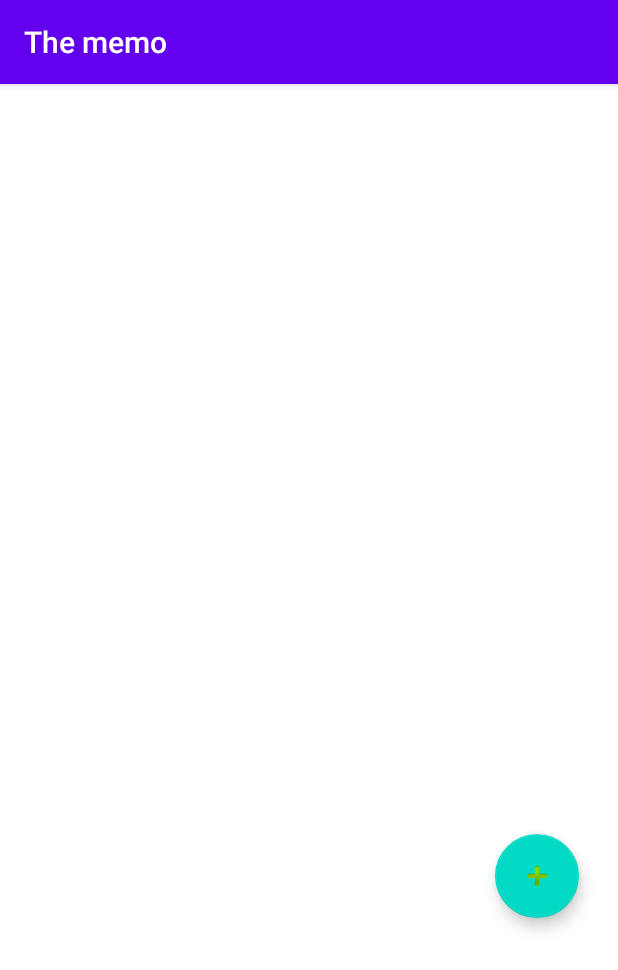
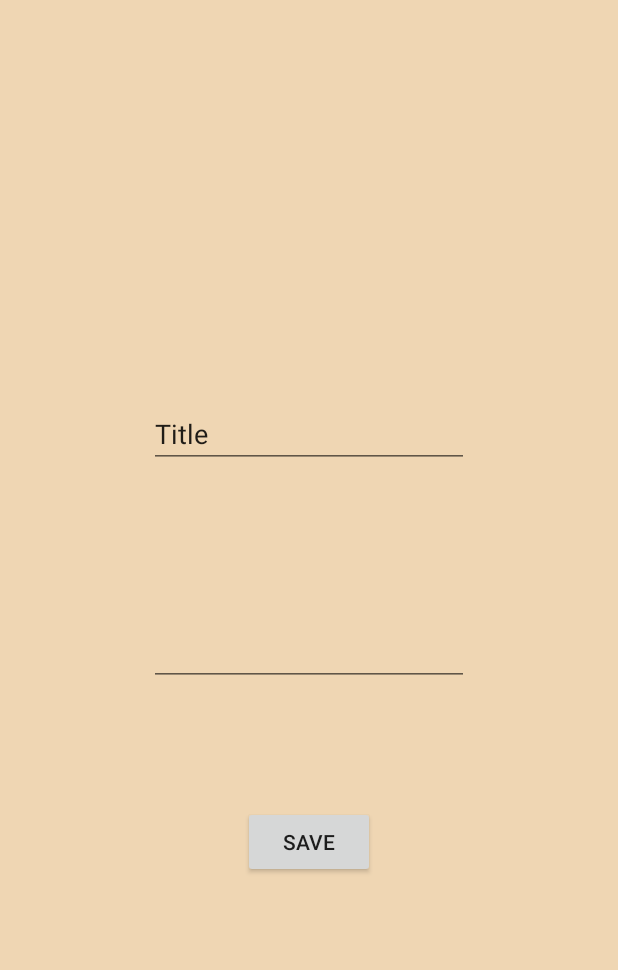
Before and after one commit to IMagwaI/Memo-app, an Android app: the screen it shows after launch (MainActivity before the commit, AddActivity after it), after a tap on an icon or button, on a phone screen of 412 x 824 dp. Shown: the top 970 px of the screen. Run offline under Robolectric (Android 15) with nearby library versions, the phone set to English and light mode, and no system bars.

Commit message:
add AddActivity and AddNoteFragment with their layouts

```diff
--- a/app/src/main/AndroidManifest.xml
+++ b/app/src/main/AndroidManifest.xml
@@ -16,6 +16,8 @@
                 <category android:name="android.intent.category.LAUNCHER" />
             </intent-filter>
         </activity>
+        <activity android:name=".AddActivity"/>
+
     </application>
 
 </manifest>
--- a/app/src/main/java/com/example/myapplication/AddActivity.kt
+++ b/app/src/main/java/com/example/myapplication/AddActivity.kt
@@ -1,12 +1,26 @@
 package com.example.myapplication
 
 import android.os.Bundle
-import androidx.appcompat.app.AppCompatActivity
+import androidx.fragment.app.Fragment
+import androidx.fragment.app.FragmentActivity
+import androidx.fragment.app.FragmentManager
+import androidx.fragment.app.FragmentTransaction
 
-class AddActivity : AppCompatActivity() {
+
+class AddActivity : FragmentActivity() {
+    var fragment: Fragment? = null
+
     override fun onCreate(savedInstanceState: Bundle?) {
         super.onCreate(savedInstanceState)
         setContentView(R.layout.activity_add)
+        val fm: FragmentManager = supportFragmentManager
+        fragment = fm.findFragmentByTag("fragment_add_note")
+        if (fragment == null) {
+            val ft: FragmentTransaction = fm.beginTransaction()
+            fragment = AddNoteFragment()
+            ft.add(android.R.id.content, AddNoteFragment(), "fragment_add_note")
+            ft.commit()
+        }
 
     }
 }
--- /dev/null
+++ b/app/src/main/java/com/example/myapplication/AddNoteFragment.kt
@@ -0,0 +1,74 @@
+package com.example.myapplication
+
+import android.content.ContentValues
+import android.os.Bundle
+import android.view.*
+import android.widget.Toast
+import androidx.fragment.app.Fragment
+import com.example.myapplication.localdb.DbManager
+import kotlinx.android.synthetic.main.fragment_add_note.*
+
+class AddNoteFragment : Fragment() {
+
+
+    override fun onCreateView(
+        inflater: LayoutInflater, container: ViewGroup?,
+        savedInstanceState: Bundle?
+    ): View? {
+        // Inflate the layout for this fragment
+        return inflater.inflate(R.layout.fragment_add_note, container, false)
+    }
+    var id:Int?=null
+    override fun onViewCreated(view: View, savedInstanceState: Bundle?) {
+        setHasOptionsMenu(true)
+        saveButton.setOnClickListener {
+            addNote()
+        }
+        //check edit
+        id=arguments?.getInt("id")
+        println("---------------$id")
+        if (id!=0&&id!=null) {
+            var title = arguments?.getString("title")
+            titleText.setText(title)
+            var description = arguments?.getString("description")
+            multiLineText.setText(description)
+        }
+        super.onViewCreated(view, savedInstanceState)
+    }
+
+    fun addNote(){
+        var title:String?=titleText.text.toString()
+        var note:String?=multiLineText.text.toString()
+        val values= ContentValues()
+        values.put("title",title)
+        values.put("description",note)
+        val dbManager= DbManager(this.requireActivity())
+        if(id!=0&&id!=null){
+            val selectionArgs= arrayOf(id.toString())
+            val id=dbManager.update(values,"ID=?",selectionArgs)
+            if(id>0)
+                Toast.makeText(this.requireContext(),"database updated",Toast.LENGTH_LONG).show()
+
+        }else {
+            val id = dbManager.insertNote(values)
+            if(id>0)
+                Toast.makeText(this.requireContext(),"added to database",Toast.LENGTH_LONG).show()
+
+        }
+
+
+    }
+   /* override fun onCreateOptionsMenu(menu: Menu, inflater: MenuInflater) {
+        inflater.inflate(R.menu.addnotes_menu,menu)
+        super.onCreateOptionsMenu(menu, inflater)
+    }
+
+    override fun onOptionsItemSelected(item: MenuItem): Boolean {
+        when(item.itemId){
+            R.id.back ->{
+                requireView().findNavController().navigate(R.id.notesListFragment)
+            }
+        }
+        return super.onOptionsItemSelected(item)
+    }*/
+}
--- a/app/src/main/java/com/example/myapplication/MainActivity.kt
+++ b/app/src/main/java/com/example/myapplication/MainActivity.kt
@@ -1,6 +1,7 @@
 package com.example.myapplication
 
 import android.content.Context
+import android.content.Intent
 import androidx.appcompat.app.AppCompatActivity
 import android.os.Bundle
 import android.view.View
@@ -19,7 +20,8 @@ class MainActivity : AppCompatActivity() {
         setContentView(R.layout.activity_main)
         querySearch("%")
         floatingAdd.setOnClickListener {
-
+            val intent = Intent(this, AddActivity::class.java)
+            startActivity(intent)
         }
 
     }
--- a/app/src/main/res/layout/activity_add.xml
+++ b/app/src/main/res/layout/activity_add.xml
@@ -6,5 +6,6 @@
         android:layout_width="match_parent"
         android:layout_height="match_parent"
         android:id="@+id/add_text_fragment"
+        class="com.example.myapplication.AddNoteFragment"
         />
 </RelativeLayout>
--- /dev/null
+++ b/app/src/main/res/layout/fragment_add_note.xml
@@ -0,0 +1,38 @@
+<?xml version="1.0" encoding="utf-8"?>
+<RelativeLayout xmlns:android="http://schemas.android.com/apk/res/android"
+    xmlns:tools="http://schemas.android.com/tools"
+    android:layout_width="match_parent"
+    android:layout_height="match_parent"
+    android:background="#EFD6B3"
+    tools:context=".AddNoteFragment" >
+
+    <EditText
+        android:id="@+id/titleText"
+        android:layout_width="wrap_content"
+        android:layout_height="wrap_content"
+        android:layout_centerHorizontal="true"
+        android:layout_marginTop="400px"
+        android:ems="10"
+        android:inputType="textPersonName"
+        android:text="Title" />
+
+    <EditText
+        android:id="@+id/multiLineText"
+        android:layout_width="wrap_content"
+        android:layout_height="wrap_content"
+        android:layout_below="@id/titleText"
+        android:layout_centerHorizontal="true"
+        android:layout_marginTop="100dp"
+        android:ems="10"
+        android:gravity="start|top"
+        android:inputType="textMultiLine" />
+
+    <Button
+        android:id="@+id/saveButton"
+        android:layout_width="wrap_content"
+        android:layout_height="wrap_content"
+        android:layout_below="@id/multiLineText"
+        android:layout_centerHorizontal="true"
+        android:layout_marginTop="80dp"
+        android:text="save" />
+</RelativeLayout>
--- a/app/src/main/res/values/colors.xml
+++ b/app/src/main/res/values/colors.xml
@@ -1,6 +1,8 @@
 <?xml version="1.0" encoding="utf-8"?>
 <resources>
-    <color name="colorPrimary">#6200EE</color>
-    <color name="colorPrimaryDark">#3700B3</color>
+    <color name="colorPrimary">#A87C3B</color>
+    <color name="colorPrimaryDark">#0C0A06</color>
     <color name="colorAccent">#03DAC5</color>
+    <color name="colorBackground">#FFA</color>
+    <color name="colorPaint">#F00</color>
 </resources>
```
